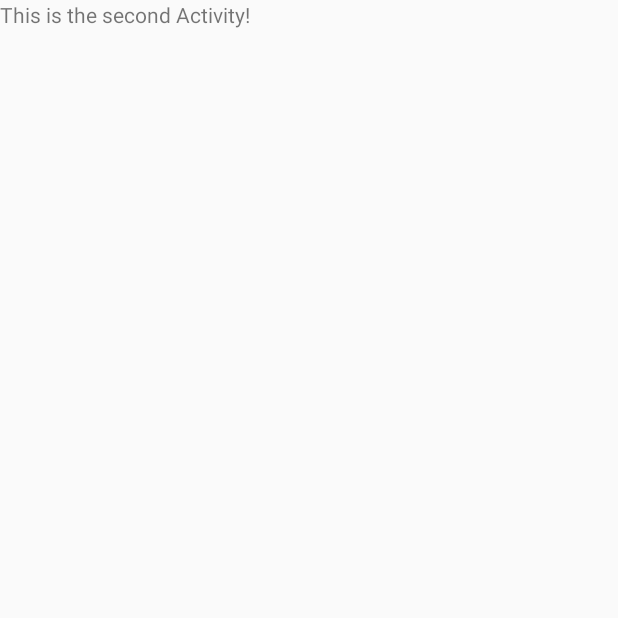
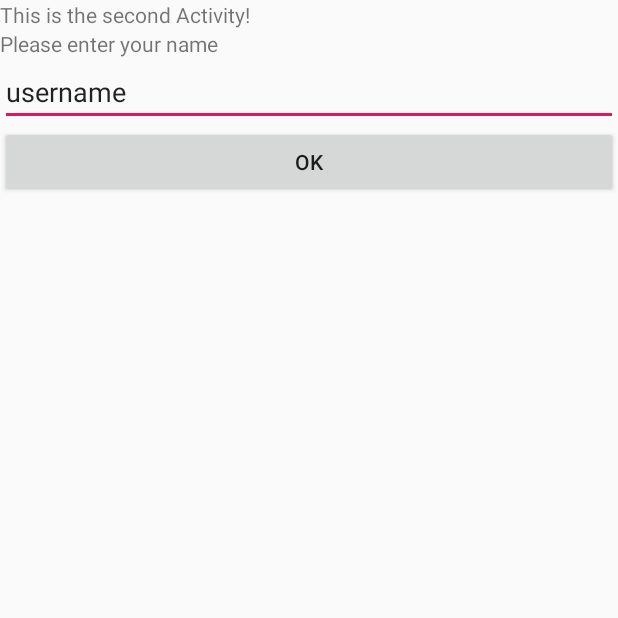
Before and after one commit to lasyBoy/UsingIntent, an Android app: the SecondActivity screen opened directly, with no data from a screen before it, on a phone screen of 412 x 824 dp, the top half of it. Before the commit the part shown is almost empty. Run offline under Robolectric (Android 15) with nearby library versions, the phone set to English and light mode, and no system bars.

Commit message:
pass data back from an activity

```diff
--- a/app/src/main/res/layout/activity_second.xml
+++ b/app/src/main/res/layout/activity_second.xml
@@ -1,15 +1,34 @@
 <?xml version="1.0" encoding="utf-8"?>
-<RelativeLayout xmlns:android = "http://schemas.android.com/apk/res/android"
+<LinearLayout android:orientation="vertical"
+    xmlns:android = "http://schemas.android.com/apk/res/android"
     xmlns:tools="http://schemas.android.com/tools"
     android:layout_width="match_parent"
     android:layout_height="match_parent"
-
     tools:context=".SecondActivity">
 
     <TextView
         android:layout_width="wrap_content"
         android:layout_height="wrap_content"
         android:text="This is the second Activity!"
+        android:id="@+id/textView2"
         />
-
-</RelativeLayout>
+    <TextView
+        android:layout_width="wrap_content"
+        android:layout_height="wrap_content"
+        android:text="Please enter your name"
+        android:id="@+id/textView3"
+        />
+    <EditText
+        android:layout_width="match_parent"
+        android:layout_height="wrap_content"
+        android:text="username"
+        android:id="@+id/txtUsername"
+        />
+    <Button
+        android:layout_width="match_parent"
+        android:layout_height="wrap_content"
+        android:text="OK"
+        android:onClick="onClick"
+        android:id="@+id/button2"
+        />
+</LinearLayout>
```
Also changed, not shown: app/src/main/java/com/example/usingintent/MainActivity.java (+13 -2 lines), app/src/main/java/com/example/usingintent/SecondActivity.java (+16 -0 lines).
